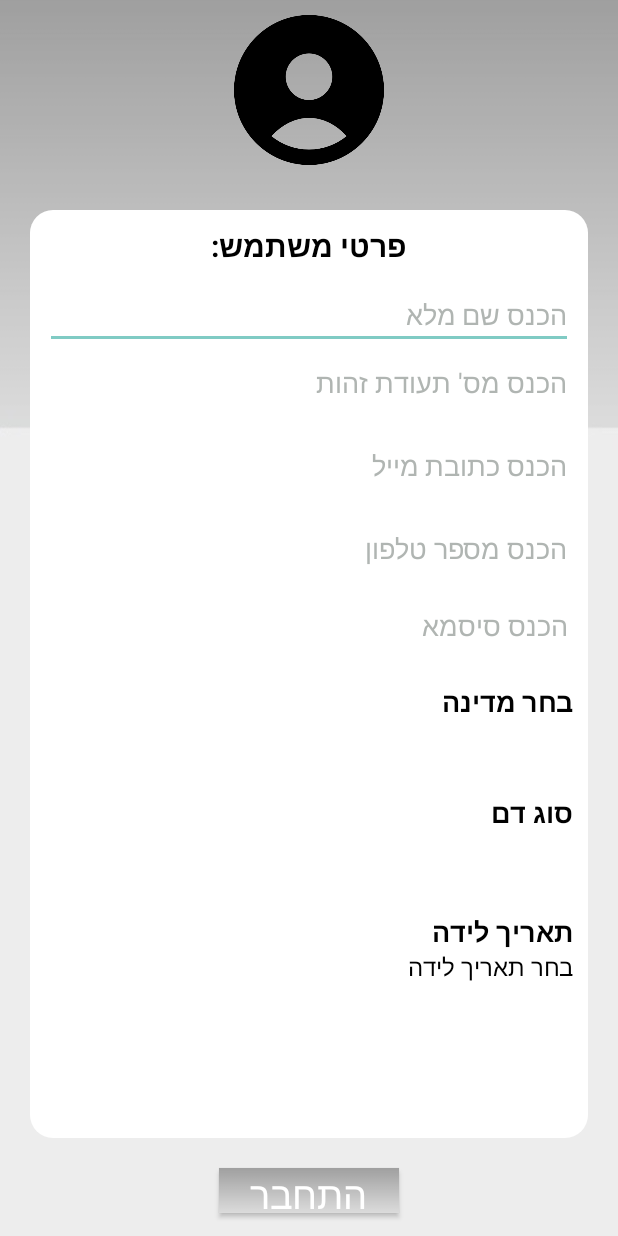
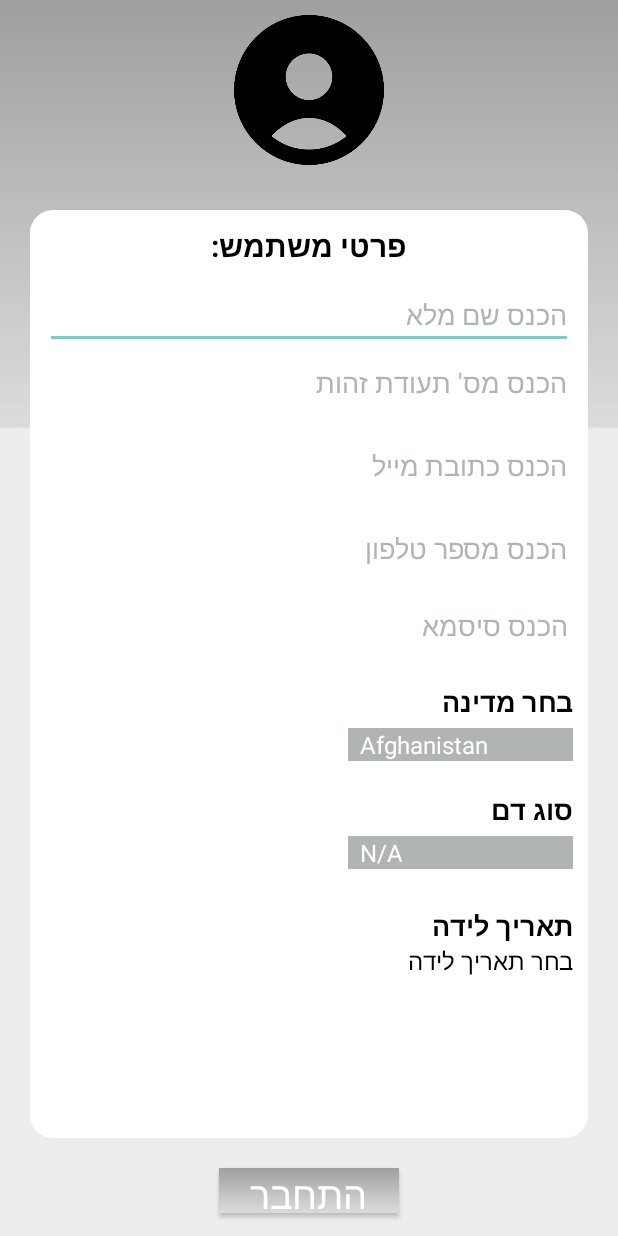
Before and after one commit to talzaidman5/TalProject, an Android app: the SignUpPage screen opened directly, with no data from a screen before it, on a phone screen of 412 x 824 dp. Run offline under Robolectric (Android 15) with nearby library versions, the phone set to English and light mode, and no system bars; our stand-ins replace CircleImageView, Firebase (no records; nobody signed in at launch, a user with empty details on screens opened directly).

```diff
--- a/app/src/main/res/layout/main_page.xml
+++ b/app/src/main/res/layout/main_page.xml
@@ -57,7 +57,10 @@
         android:layout_height="wrap_content"
         android:layout_marginTop="10dp"
         android:textColor="@color/grey"
-        android:text="זכור אותי"/>
+        android:layoutDirection="rtl"
+        android:buttonTint="@color/grey"
+
+        android:text=" זכור אותי"/>
 
     <Button
         android:id="@+id/mainPage_BTN_signIn"
--- a/app/src/main/res/layout/sign_up_page.xml
+++ b/app/src/main/res/layout/sign_up_page.xml
@@ -128,6 +128,7 @@
                 android:layout_marginLeft="20dp"
                 android:outlineAmbientShadowColor="@color/black"
                 android:outlineSpotShadowColor="@color/black"
+                android:background="@color/grey"
                 />
 
 
@@ -150,6 +151,7 @@
                 android:layout_marginTop="5dp"
                 android:layout_marginLeft="20dp"
                 android:textColor="@color/black"
+                android:background="@color/grey"
                 />
             <TextView
                 android:id="@+id/signUp_TXT_birthDate"
```
